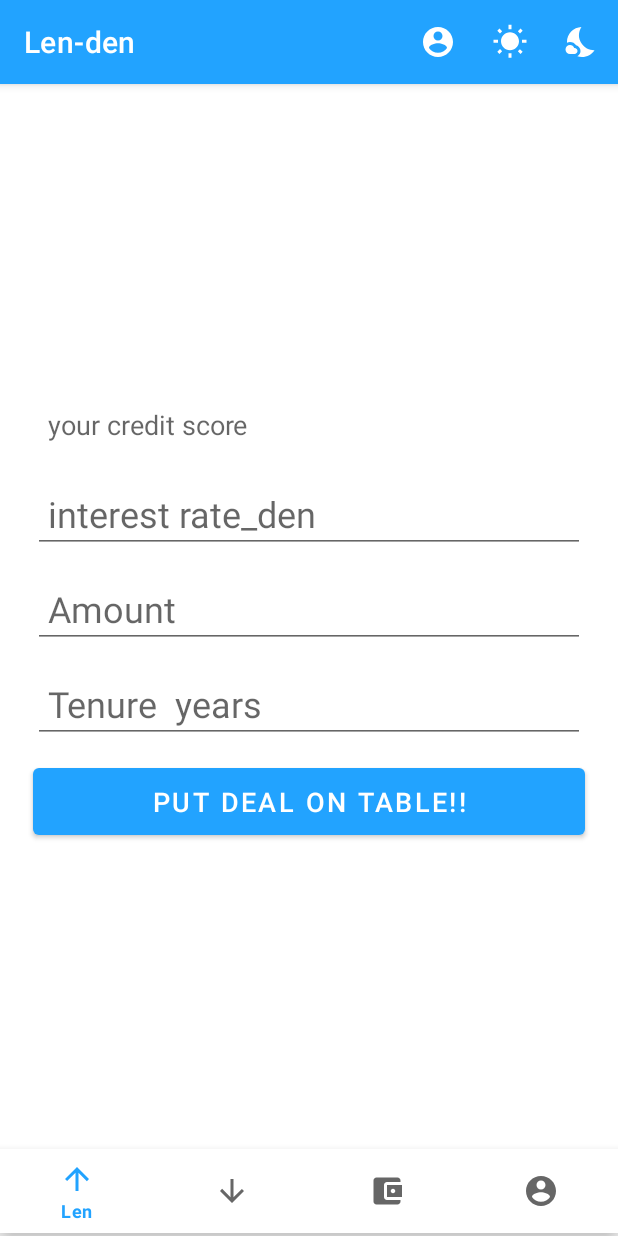
After one commit to thehealer15/len-den, an Android app: the fragment denFragment placed in its activity, on a phone screen of 412 x 824 dp. The commit adds this screen. Run offline under Robolectric (Android 15) with nearby library versions, the phone set to English and light mode, and no system bars; our stand-ins replace Firebase (no records; nobody signed in at launch, a user with empty details on screens opened directly); 3 statements that could not run were skipped.

Commit message:
len data is sent to firebase, its updated per user rather appended ( that makes one den per user) so need way around to do that, after that same data would be brought into feed via feed / in len fragment . few intrincasicasies needed to be done, rest app is complete

```diff
--- a/app/src/main/AndroidManifest.xml
+++ b/app/src/main/AndroidManifest.xml
@@ -13,7 +13,9 @@
         android:supportsRtl="true"
         android:theme="@style/Theme.App"
         android:usesCleartextTraffic="true">
-
+        <activity
+            android:name="Screens.Payment_Acvt"
+            android:exported="false" />
         <activity
             android:name="Screens.authentication.WelcomeActivity"
             android:exported="true" />
--- a/app/src/main/java/com/example/app/MainActivity.java
+++ b/app/src/main/java/com/example/app/MainActivity.java
@@ -73,6 +73,8 @@ public class MainActivity extends AppCompatActivity  implements BottomNavigation
             case R.id.dashboard_btn:
                 fragment = new Screens.fragment_dashboard();
                 break;
+            case R.id.den_btn:
+                fragment = new denFragment(); break;
 
             case R.id.profile_btn:
                 fragment = new Screens.fragment_profile();
@@ -125,7 +127,8 @@ public class MainActivity extends AppCompatActivity  implements BottomNavigation
         Fragment temp;
         switch (fragmentNumber){
             case 1: temp = new feed_fragment(); break;
-            case 2: temp = new fragment_dashboard() ; break;
+            case 2: temp = new denFragment(); break;
+            case 3: temp = new fragment_dashboard() ; break;
             default: temp = new fragment_profile();break;
         }
         loadFragment(temp);
--- /dev/null
+++ b/app/src/main/java/com/example/app/denFragment.java
@@ -0,0 +1,64 @@
+package com.example.app;
+
+import android.os.Bundle;
+
+import androidx.fragment.app.Fragment;
+
+import android.util.Log;
+import android.view.LayoutInflater;
+import android.view.View;
+import android.view.ViewGroup;
+import android.widget.Button;
+import android.widget.EditText;
+import android.widget.TextView;
+
+import com.google.firebase.auth.FirebaseAuth;
+import com.google.firebase.database.DatabaseReference;
+import com.google.firebase.database.FirebaseDatabase;
+
+import java.util.HashMap;
+import java.util.Map;
+import java.util.UUID;
+
+
+public class denFragment extends Fragment {
+    private Button put_deal_on_table;
+    static int c = 0;
+    View parent;
+    EditText amount , tenure , interest_rate;
+    TextView credit_score;
+    DatabaseReference root_ref;
+    public denFragment() {
+        // Required empty public constructor
+    }
+    void init(){
+        amount = parent.findViewById(R.id.amount_den);
+        tenure = parent.findViewById(R.id.tenure_den);
+        credit_score = parent.findViewById(R.id.credit_score_den);
+        interest_rate = parent.findViewById(R.id.interest_rate_den);
+        root_ref = FirebaseDatabase.getInstance().getReference();
+    }
+    @Override
+    public View onCreateView(LayoutInflater inflater, ViewGroup container,
+                             Bundle savedInstanceState) {
+
+         parent =  inflater.inflate(R.layout.fragment_den, container, false);
+        put_deal_on_table = parent.findViewById(R.id.usr_lend_btn);
+        init();
+            DatabaseReference den_ref = root_ref.child("den");
+            put_deal_on_table.setOnClickListener(new View.OnClickListener() {
+                @Override
+                public void onClick(View view) {
+                    Map<String, Object> len_info = new HashMap<>();
+                    len_info.put("credit_score", credit_score.getText().toString());
+                    len_info.put("amount", amount.getText().toString());
+                    len_info.put("tenure", tenure.getText().toString());
+                    len_info.put("interest_rate", interest_rate.getText().toString());
+
+                    den_ref.child(""+c++).updateChildren(len_info);
+                }
+            });
+
+        return parent;
+    }
+}
--- /dev/null
+++ b/app/src/main/res/drawable/ic_portfolio.xml
@@ -0,0 +1,10 @@
+<vector xmlns:android="http://schemas.android.com/apk/res/android"
+    android:width="24dp"
+    android:height="24dp"
+    android:viewportWidth="24"
+    android:viewportHeight="24"
+    android:tint="?attr/colorControlNormal">
+  <path
+      android:fillColor="@android:color/white"
+      android:pathData="M21,18v1c0,1.1 -0.9,2 -2,2L5,21c-1.11,0 -2,-0.9 -2,-2L3,5c0,-1.1 0.89,-2 2,-2h14c1.1,0 2,0.9 2,2v1h-9c-1.11,0 -2,0.9 -2,2v8c0,1.1 0.89,2 2,2h9zM12,16h10L22,8L12,8v8zM16,13.5c-0.83,0 -1.5,-0.67 -1.5,-1.5s0.67,-1.5 1.5,-1.5 1.5,0.67 1.5,1.5 -0.67,1.5 -1.5,1.5z"/>
+</vector>
--- /dev/null
+++ b/app/src/main/res/layout/fragment_den.xml
@@ -0,0 +1,69 @@
+<?xml version="1.0" encoding="utf-8"?>
+<androidx.constraintlayout.widget.ConstraintLayout xmlns:android="http://schemas.android.com/apk/res/android"
+    xmlns:app="http://schemas.android.com/apk/res-auto"
+    xmlns:tools="http://schemas.android.com/tools"
+    android:layout_width="match_parent"
+    android:layout_height="match_parent"
+    tools:context=".denFragment">
+
+    <LinearLayout
+        android:layout_width="match_parent"
+        android:layout_height="wrap_content"
+        android:layout_margin="5sp"
+        android:orientation="vertical"
+        android:padding="10sp"
+        app:layout_constraintBottom_toBottomOf="parent"
+        app:layout_constraintEnd_toEndOf="parent"
+        app:layout_constraintHorizontal_bias="0.5"
+        app:layout_constraintStart_toStartOf="parent"
+        app:layout_constraintTop_toTopOf="parent">
+
+        <TextView
+            android:id="@+id/credit_score_den"
+            android:layout_width="match_parent"
+            android:layout_height="wrap_content"
+            android:layout_margin="5sp"
+            android:hint="your credit score"
+            android:padding="10sp"
+            android:textSize="18sp" />
+
+
+        <EditText
+            android:id="@+id/interest_rate_den"
+            android:layout_width="match_parent"
+            android:layout_height="wrap_content"
+            android:layout_margin="5sp"
+            android:hint="interest rate_den"
+            android:padding="10sp"
+            android:textSize="24sp" />
+
+        <EditText
+            android:id="@+id/amount_den"
+            android:layout_width="match_parent"
+            android:layout_height="wrap_content"
+            android:layout_margin="5sp"
+            android:hint="Amount"
+            android:padding="10sp"
+            android:textSize="24sp" />
+
+        <EditText
+            android:id="@+id/tenure_den"
+            android:layout_width="match_parent"
+            android:layout_height="wrap_content"
+            android:layout_margin="5sp"
+            android:hint="Tenure  years"
+            android:padding="10sp"
+            android:textSize="24sp" />
+
+        <Button
+            android:id="@+id/usr_lend_btn"
+            android:layout_width="match_parent"
+            android:layout_height="wrap_content"
+            android:layout_margin="5sp"
+            android:padding="10sp"
+
+            android:text="Put deal on table!!"
+            android:textSize="18sp"
+            app:rippleColor="@color/ripple" />
+    </LinearLayout>
+</androidx.constraintlayout.widget.ConstraintLayout>
--- a/app/src/main/res/layout/item_feed_card.xml
+++ b/app/src/main/res/layout/item_feed_card.xml
@@ -2,6 +2,7 @@
 <LinearLayout xmlns:android="http://schemas.android.com/apk/res/android"
     android:layout_width="match_parent"
     android:layout_height="wrap_content"
+    xmlns:app="http://schemas.android.com/apk/res-auto"
     android:layout_margin="5sp"
     android:orientation="vertical"
     android:padding="10sp">
@@ -50,5 +51,6 @@
         android:layout_margin="5sp"
         android:padding="10sp"
         android:text="Deal!"
+        app:rippleColor="@color/ripple"
         android:textSize="18sp" />
 </LinearLayout>
--- a/app/src/main/res/menu/bottom_nav_menu.xml
+++ b/app/src/main/res/menu/bottom_nav_menu.xml
@@ -6,9 +6,15 @@
         android:title="Len" />
 
     <item
-        android:id="@+id/dashboard_btn"
+        android:id="@+id/den_btn"
         android:icon="@drawable/ic_baseline_arrow_downward_24"
         android:title="Den" />
+
+
+    <item
+        android:id="@+id/dashboard_btn"
+        android:icon="@drawable/ic_portfolio"
+        android:title="Portfolio" />
 
     <item
         android:id="@+id/profile_btn"
```
Also changed, not shown: app/src/main/java/RecyclerViewRelatedAll/LenAdapter.java (+11 -1 lines), app/src/main/java/Screens/Payment_Acvt.java (added, +19 -0 lines), app/src/main/res/layout/activity_payment.xml (added, +9 -0 lines).
